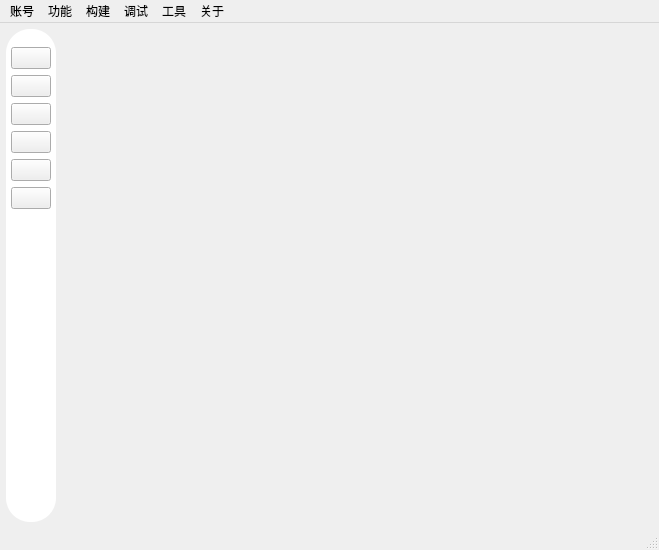
Old version of the form mainwindow/mainwindow.ui in the repository iwxyi/Bilibili-MagicalDanmaku.
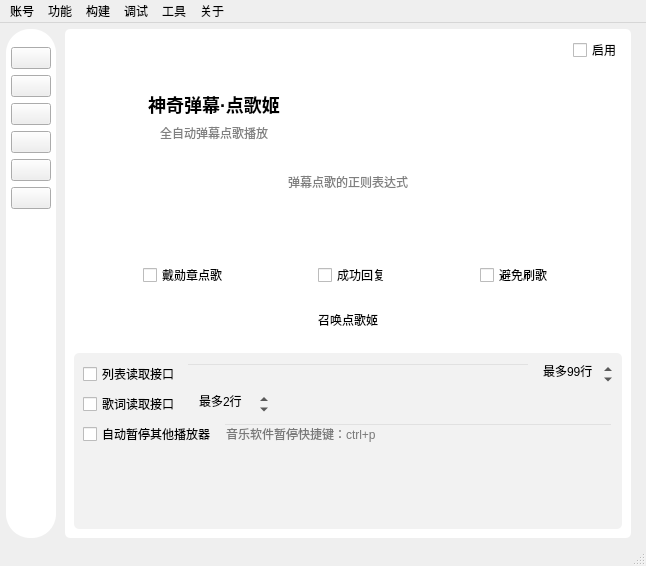
New version of the form. The open tabs and pages were chosen to show the change. Icons and pictures are not drawn. Custom widgets are drawn as their Qt base class.

Commit message: 新的点歌姬配置页

Patch:
```diff
--- a/mainwindow/mainwindow.ui
+++ b/mainwindow/mainwindow.ui
@@ -6,7 +6,7 @@
    <rect>
     <x>0</x>
     <y>0</y>
-    <width>659</width>
+    <width>646</width>
     <height>550</height>
    </rect>
   </property>
@@ -177,7 +177,7 @@
     <item>
      <widget class="QStackedWidget" name="stackedWidget">
       <property name="currentIndex">
-       <number>5</number>
+       <number>3</number>
       </property>
       <widget class="QWidget" name="roomPage">
        <layout class="QHBoxLayout" name="horizontalLayout_65">
@@ -3515,9 +3515,8 @@
         </item>
        </layout>
       </widget>
-      <widget class="QWidget" name="musicPage"/>
-      <widget class="QWidget" name="extensionPage">
-       <layout class="QVBoxLayout" name="verticalLayout_2">
+      <widget class="QWidget" name="musicPage">
+       <layout class="QVBoxLayout" name="verticalLayout_48">
         <property name="topMargin">
          <number>0</number>
         </property>
@@ -3525,55 +3524,112 @@
          <number>0</number>
         </property>
         <item>
-         <widget class="MyTabWidget" name="tabWidget">
+         <widget class="QWidget" name="musicContainerWidget" native="true">
           <property name="styleSheet">
-           <string notr="true">QTabWidget
+           <string notr="true">#musicContainerWidget
 {
-	border: none;
-}
-
-QTabWidget::tab-bar
-{
-	border: none;
-}
-
-QTabBar::tab
-{
-	border: 0px solid #F0F0F000;
-	padding: 4px;
-	padding-left: 8px;
-	padding-right: 8px;
-	min-width: 8ex;
-	margin: 0px;
-}
-
-QTabBar::tab:hover
-{
-	background: rgba(128,128,128,64);
-}
-
-QTabBar::tab:selected
-{
-	background: rgba(128,128,128,64);
-}
-</string>
+	background: white;
+	border-radius: 5px;
+}</string>
           </property>
-          <property name="currentIndex">
+          <layout class="QVBoxLayout" name="verticalLayout_53" stretch="0,1,0,0,0,1">
+           <property name="spacing">
+            <number>20</number>
+           </property>
+           <item>
+            <layout class="QHBoxLayout" name="horizontalLayout_27">
+             <property name="topMargin">
            <number>0</number>
           </property>
-          <widget class="QWidget" name="tab_8">
-           <attribute name="title">
-            <string>点歌</string>
-           </attribute>
-           <layout class="QVBoxLayout" name="verticalLayout_9">
+             <item>
+              <spacer name="horizontalSpacer_40">
+               <property name="orientation">
+                <enum>Qt::Horizontal</enum>
+               </property>
+               <property name="sizeHint" stdset="0">
+                <size>
+                 <width>40</width>
+                 <height>20</height>
+                </size>
+               </property>
+              </spacer>
+             </item>
             <item>
              <widget class="QCheckBox" name="DiangeAutoCopyCheck">
               <property name="toolTip">
                <string>&lt;html&gt;&lt;head/&gt;&lt;body&gt;&lt;p&gt;点歌格式：点歌 歌名&lt;/p&gt;&lt;p&gt;如果已开启点歌姬，则自动点歌并播放&lt;/p&gt;&lt;p&gt;否则自动复制歌名到剪贴板&lt;/p&gt;&lt;/body&gt;&lt;/html&gt;</string>
               </property>
               <property name="text">
-               <string>点歌复制到剪贴板/点歌姬播放</string>
-              </property>
+                <string>启用</string>
+               </property>
+              </widget>
+             </item>
+            </layout>
+           </item>
+           <item>
+            <widget class="QWidget" name="musicBigTitleWidget" native="true">
+             <layout class="QHBoxLayout" name="horizontalLayout_23" stretch="1,1">
+              <item>
+               <layout class="QVBoxLayout" name="verticalLayout_49">
+                <item>
+                 <spacer name="verticalSpacer">
+                  <property name="orientation">
+                   <enum>Qt::Vertical</enum>
+                  </property>
+                  <property name="sizeHint" stdset="0">
+                   <size>
+                    <width>20</width>
+                    <height>40</height>
+                   </size>
+                  </property>
+                 </spacer>
+                </item>
+                <item>
+                 <widget class="QLabel" name="label_33">
+                  <property name="styleSheet">
+                   <string notr="true">font-size: 18px;
+font-weight: 500;</string>
+                  </property>
+                  <property name="text">
+                   <string>神奇弹幕·点歌姬</string>
+                  </property>
+                  <property name="alignment">
+                   <set>Qt::AlignCenter</set>
+                  </property>
+                 </widget>
+                </item>
+                <item>
+                 <widget class="QLabel" name="label_35">
+                  <property name="styleSheet">
+                   <string notr="true">color: gray</string>
+                  </property>
+                  <property name="text">
+                   <string>全自动弹幕点歌播放</string>
+                  </property>
+                  <property name="alignment">
+                   <set>Qt::AlignCenter</set>
+                  </property>
+                 </widget>
+                </item>
+                <item>
+                 <spacer name="verticalSpacer_2">
+                  <property name="orientation">
+                   <enum>Qt::Vertical</enum>
+                  </property>
+                  <property name="sizeHint" stdset="0">
+                   <size>
+                    <width>20</width>
+                    <height>40</height>
+                   </size>
+                  </property>
+                 </spacer>
+                </item>
+               </layout>
+              </item>
+              <item>
+               <widget class="QWidget" name="widget_4" native="true"/>
+              </item>
+             </layout>
              </widget>
             </item>
             <item>
@@ -3582,14 +3638,17 @@
                <number>0</number>
               </property>
               <item>
-               <widget class="QLabel" name="diangeFormatLabel">
-                <property name="toolTip">
-                 <string>&lt;html&gt;&lt;head/&gt;&lt;body&gt;&lt;p&gt;触发弹幕点歌的正则表达式&lt;/p&gt;&lt;/body&gt;&lt;/html&gt;</string>
-                </property>
-                <property name="text">
-                 <string>点歌表达式</string>
-                </property>
-               </widget>
+              <spacer name="horizontalSpacer_25">
+               <property name="orientation">
+                <enum>Qt::Horizontal</enum>
+               </property>
+               <property name="sizeHint" stdset="0">
+                <size>
+                 <width>40</width>
+                 <height>20</height>
+                </size>
+               </property>
+              </spacer>
               </item>
               <item>
                <widget class="QLineEdit" name="diangeFormatEdit">
@@ -3597,23 +3656,67 @@
                  <string notr="true">QLineEdit
 {
 	background: transparent;
+	border: none;
 }</string>
                 </property>
+               <property name="alignment">
+                <set>Qt::AlignCenter</set>
+               </property>
                 <property name="placeholderText">
                  <string>弹幕点歌的正则表达式</string>
                 </property>
                </widget>
               </item>
+             <item>
+              <spacer name="horizontalSpacer_31">
+               <property name="orientation">
+                <enum>Qt::Horizontal</enum>
+               </property>
+               <property name="sizeHint" stdset="0">
+                <size>
+                 <width>40</width>
+                 <height>20</height>
+                </size>
+               </property>
+              </spacer>
+             </item>
              </layout>
             </item>
             <item>
-             <layout class="QHBoxLayout" name="horizontalLayout_33">
-              <property name="topMargin">
-               <number>0</number>
-              </property>
-              <property name="bottomMargin">
-               <number>2</number>
-              </property>
+            <layout class="QHBoxLayout" name="horizontalLayout_24">
+             <item>
+              <spacer name="horizontalSpacer_7">
+               <property name="orientation">
+                <enum>Qt::Horizontal</enum>
+               </property>
+               <property name="sizeHint" stdset="0">
+                <size>
+                 <width>40</width>
+                 <height>20</height>
+                </size>
+               </property>
+              </spacer>
+             </item>
+             <item>
+              <layout class="QVBoxLayout" name="verticalLayout_50">
+               <item>
+                <widget class="QLabel" name="label_41">
+                 <property name="minimumSize">
+                  <size>
+                   <width>32</width>
+                   <height>32</height>
+                  </size>
+                 </property>
+                 <property name="styleSheet">
+                  <string notr="true">background-image:url(:/icons/music_medal);
+background-position:center;
+background-repeat:none;</string>
+                 </property>
+                 <property name="text">
+                  <string/>
+                 </property>
+                </widget>
+               </item>
               <item>
                <widget class="QCheckBox" name="diangeNeedMedalCheck">
                 <property name="toolTip">
@@ -3627,6 +3730,41 @@
                 </property>
                </widget>
               </item>
+              </layout>
+             </item>
+             <item>
+              <spacer name="horizontalSpacer_15">
+               <property name="orientation">
+                <enum>Qt::Horizontal</enum>
+               </property>
+               <property name="sizeHint" stdset="0">
+                <size>
+                 <width>40</width>
+                 <height>20</height>
+                </size>
+               </property>
+              </spacer>
+             </item>
+             <item>
+              <layout class="QVBoxLayout" name="verticalLayout_51">
+               <item>
+                <widget class="QLabel" name="label_43">
+                 <property name="minimumSize">
+                  <size>
+                   <width>32</width>
+                   <height>32</height>
+                  </size>
+                 </property>
+                 <property name="styleSheet">
+                  <string notr="true">background-image:url(:/icons/music_reply);
+background-position:center;
+background-repeat:none;</string>
+                 </property>
+                 <property name="text">
+                  <string/>
+                 </property>
+                </widget>
+               </item>
               <item>
                <widget class="QCheckBox" name="diangeReplyCheck">
                 <property name="toolTip">
@@ -3637,6 +3775,47 @@
                 </property>
                </widget>
               </item>
+              </layout>
+             </item>
+             <item>
+              <spacer name="horizontalSpacer_16">
+               <property name="orientation">
+                <enum>Qt::Horizontal</enum>
+               </property>
+               <property name="sizeHint" stdset="0">
+                <size>
+                 <width>40</width>
+                 <height>20</height>
+                </size>
+               </property>
+              </spacer>
+             </item>
+             <item>
+              <layout class="QVBoxLayout" name="verticalLayout_52">
+               <item>
+                <widget class="QLabel" name="label_44">
+                 <property name="minimumSize">
+                  <size>
+                   <width>0</width>
+                   <height>32</height>
+                  </size>
+                 </property>
+                 <property name="maximumSize">
+                  <size>
+                   <width>16777215</width>
+                   <height>32</height>
+                  </size>
+                 </property>
+                 <property name="styleSheet">
+                  <string notr="true">background-image:url(:/icons/music_frequency);
+background-position:center;
+background-repeat:none;</string>
+                 </property>
+                 <property name="text">
+                  <string/>
+                 </property>
+                </widget>
+               </item>
               <item>
                <widget class="QCheckBox" name="diangeShuaCheck">
                 <property name="toolTip">
@@ -3650,6 +3829,71 @@
              </layout>
             </item>
             <item>
+              <spacer name="horizontalSpacer_23">
+               <property name="orientation">
+                <enum>Qt::Horizontal</enum>
+               </property>
+               <property name="sizeHint" stdset="0">
+                <size>
+                 <width>40</width>
+                 <height>20</height>
+                </size>
+               </property>
+              </spacer>
+             </item>
+            </layout>
+           </item>
+           <item>
+            <layout class="QHBoxLayout" name="horizontalLayout_25">
+             <item>
+              <spacer name="horizontalSpacer_38">
+               <property name="orientation">
+                <enum>Qt::Horizontal</enum>
+               </property>
+               <property name="sizeHint" stdset="0">
+                <size>
+                 <width>40</width>
+                 <height>20</height>
+                </size>
+               </property>
+              </spacer>
+             </item>
+             <item>
+              <widget class="WaterFloatButton" name="showOrderPlayerButton">
+               <property name="text">
+                <string>召唤点歌姬</string>
+               </property>
+               <property name="flat">
+                <bool>true</bool>
+               </property>
+              </widget>
+             </item>
+             <item>
+              <spacer name="horizontalSpacer_39">
+               <property name="orientation">
+                <enum>Qt::Horizontal</enum>
+               </property>
+               <property name="sizeHint" stdset="0">
+                <size>
+                 <width>40</width>
+                 <height>20</height>
+                </size>
+               </property>
+              </spacer>
+             </item>
+            </layout>
+           </item>
+           <item>
+            <widget class="QWidget" name="musicConfigCardWidget" native="true">
+             <property name="styleSheet">
+              <string notr="true">#musicConfigCardWidget
+{
+	background: #f2f2f2;
+	border-radius: 5px;
+}</string>
+             </property>
+             <layout class="QVBoxLayout" name="verticalLayout_54">
+              <item>
              <layout class="QHBoxLayout" name="horizontalLayout_45" stretch="0,0,0">
               <property name="topMargin">
                <number>0</number>
@@ -3830,31 +4074,59 @@
               </property>
              </widget>
             </item>
-            <item>
-             <spacer name="verticalSpacer_6">
-              <property name="orientation">
-               <enum>Qt::Vertical</enum>
-              </property>
-              <property name="sizeHint" stdset="0">
-               <size>
-                <width>20</width>
-                <height>0</height>
-               </size>
-              </property>
-             </spacer>
-            </item>
-            <item>
-             <widget class="QPushButton" name="showOrderPlayerButton">
-              <property name="text">
-               <string>显示点歌姬</string>
-              </property>
-              <property name="flat">
-               <bool>true</bool>
-              </property>
+             </layout>
+            </widget>
+           </item>
+          </layout>
              </widget>
             </item>
            </layout>
           </widget>
+      <widget class="QWidget" name="extensionPage">
+       <layout class="QVBoxLayout" name="verticalLayout_2">
+        <property name="topMargin">
+         <number>0</number>
+        </property>
+        <property name="bottomMargin">
+         <number>0</number>
+        </property>
+        <item>
+         <widget class="MyTabWidget" name="tabWidget">
+          <property name="styleSheet">
+           <string notr="true">QTabWidget
+{
+	border: none;
+}
+
+QTabWidget::tab-bar
+{
+	border: none;
+}
+
+QTabBar::tab
+{
+	border: 0px solid #F0F0F000;
+	padding: 4px;
+	padding-left: 8px;
+	padding-right: 8px;
+	min-width: 8ex;
+	margin: 0px;
+}
+
+QTabBar::tab:hover
+{
+	background: rgba(128,128,128,64);
+}
+
+QTabBar::tab:selected
+{
+	background: rgba(128,128,128,64);
+}
+</string>
+          </property>
+          <property name="currentIndex">
+           <number>0</number>
+          </property>
           <widget class="QWidget" name="tabTimer">
            <attribute name="title">
             <string>定时</string>
@@ -5461,7 +5733,7 @@
     <rect>
      <x>0</x>
      <y>0</y>
-     <width>659</width>
+     <width>646</width>
      <height>21</height>
     </rect>
    </property>
```
Lines whose indentation alone changed are shown as unchanged. The commit also changes 5 other files.
